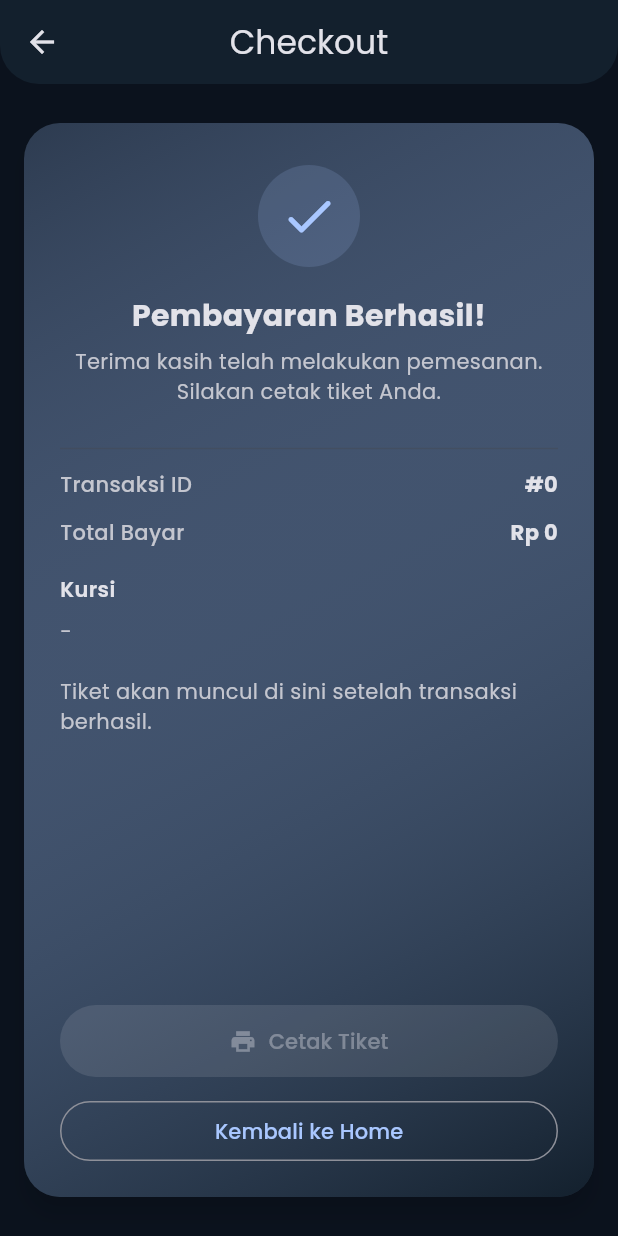
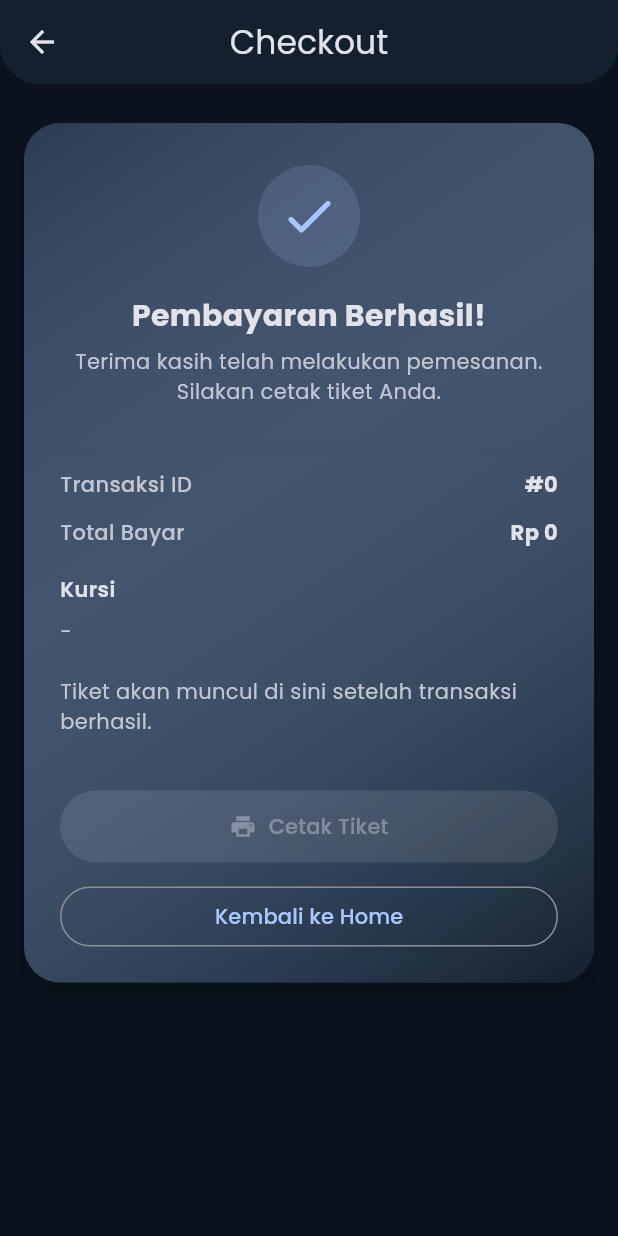
Before and after one commit to brianevan22/Lotus-Cinema, a Flutter app: the CheckoutSuccessPage screen opened directly with empty values, on a phone screen of 412 x 824 dp. Run offline on Flutter 3.47's test engine with Material 3 defaults, Android fonts, the phone set to English and light mode, and no system bars; our stand-ins replace dio, file_picker, google_fonts, open_filex, pdf, printing and 1 more; accounts and stored records are empty.

Commit message:
fix scroll checkout succes page

```diff
--- a/lotus_cinema/lib/pages/checkout_success_page.dart
+++ b/lotus_cinema/lib/pages/checkout_success_page.dart
@@ -417,11 +417,18 @@ class CheckoutSuccessPage extends StatelessWidget {
     return Scaffold(
       backgroundColor: Theme.of(context).colorScheme.background,
       appBar: AppTheme.buildGradientAppBar(context, 'Checkout'),
-      body: Padding(
+      body: LayoutBuilder(
+        builder: (context, constraints) {
+          return SingleChildScrollView(
             padding: const EdgeInsets.all(16),
-        child: Card(
-          shape:
-              RoundedRectangleBorder(borderRadius: BorderRadius.circular(24)),
+            child: ConstrainedBox(
+              constraints: BoxConstraints(minHeight: constraints.maxHeight),
+              child: Column(
+                mainAxisSize: MainAxisSize.min,
+                children: [
+                  Card(
+                    shape: RoundedRectangleBorder(
+                        borderRadius: BorderRadius.circular(24)),
                     elevation: 6,
                     child: Container(
                       decoration: BoxDecoration(
@@ -442,7 +449,8 @@ class CheckoutSuccessPage extends StatelessWidget {
                           CircleAvatar(
                             radius: 34,
                             backgroundColor: primary.withOpacity(.15),
-                  child: Icon(Icons.check_rounded, color: primary, size: 40),
+                            child: Icon(Icons.check_rounded,
+                                color: primary, size: 40),
                           ),
                           const SizedBox(height: 18),
                           Text(
@@ -475,30 +483,28 @@ class CheckoutSuccessPage extends StatelessWidget {
                           const SizedBox(height: 8),
                           _seatChips(seats, cs),
                           const SizedBox(height: 20),
-                Expanded(
-                  child: SingleChildScrollView(
-                    child: tickets.isEmpty
+                          tickets.isEmpty
                               ? Padding(
                                   padding: const EdgeInsets.only(bottom: 12),
                                   child: Text(
                                     'Tiket akan muncul di sini setelah transaksi berhasil.',
-                              style: TextStyle(color: cs.onSurfaceVariant),
+                                    style:
+                                        TextStyle(color: cs.onSurfaceVariant),
                                   ),
                                 )
                               : Column(
                                   children: tickets
                                       .asMap()
                                       .entries
-                                .map((entry) =>
-                                    _ticketCard(entry.value, entry.key, cs))
+                                      .map((entry) => _ticketCard(
+                                          entry.value, entry.key, cs))
                                       .toList(),
                                 ),
-                  ),
-                ),
-                const SizedBox(height: 16),
+                          const SizedBox(height: 24),
                           FilledButton.icon(
-                  onPressed:
-                      tickets.isEmpty ? null : () => _printTickets(context),
+                            onPressed: tickets.isEmpty
+                                ? null
+                                : () => _printTickets(context),
                             icon: const Icon(Icons.print),
                             label: const Text('Cetak Tiket'),
                           ),
@@ -512,6 +518,11 @@ class CheckoutSuccessPage extends StatelessWidget {
                       ),
                     ),
                   ),
+                ],
+              ),
+            ),
+          );
+        },
       ),
     );
   }
```
Lines whose indentation alone changed are shown as unchanged.
